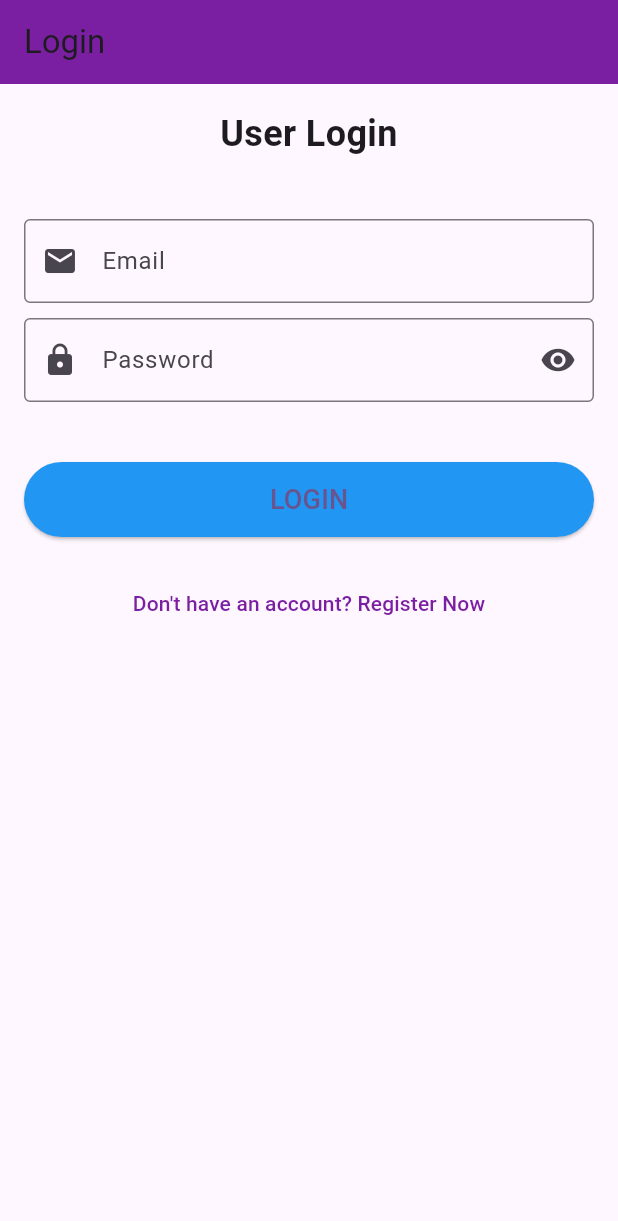
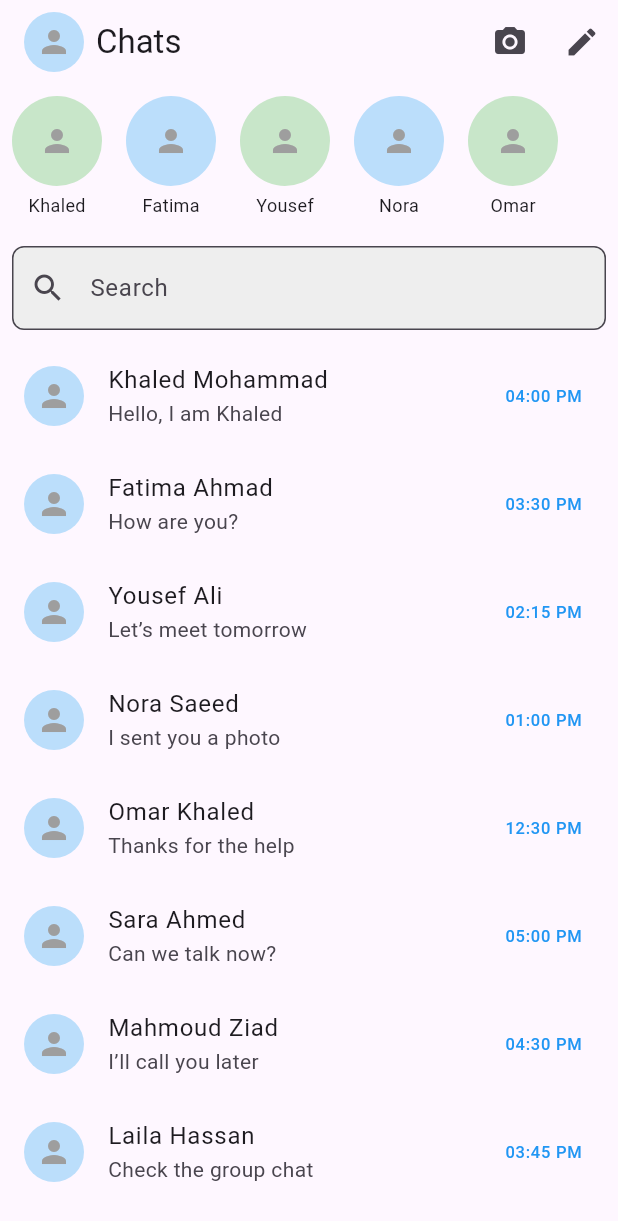
Before and after one commit to ibrahimeltbakh/FlutterApp1, a Flutter app: the screen it shows after launch, on a phone screen of 412 x 824 dp. Shown: the top 1221 px of the screen. Run offline on Flutter 3.47's test engine with Material 3 defaults, Android fonts, the phone set to English and light mode, and no system bars.

Commit message:
fluter day6 lab

```diff
--- a/lib/main.dart
+++ b/lib/main.dart
@@ -1,5 +1,6 @@
-import 'package:app1/login_screen.dart';
+import 'package:app1/messanger/ChatListPage.dart.dart';
 import 'package:flutter/material.dart';
+// import 'package:app1/login_screen.dart';
 // import 'package:app1/home_screen.dart';
 
 void main() {
@@ -33,7 +34,7 @@ class MyApp extends StatelessWidget {
         colorScheme: ColorScheme.fromSeed(seedColor: Colors.deepPurple),
       ),
       debugShowCheckedModeBanner: false,
-      home: const LoginScreen(),
+      home: ChatListPage(),
     );
   }
 }
--- /dev/null
+++ b/lib/messanger/ChatListPage.dart.dart
@@ -0,0 +1,123 @@
+// lib/messanger/ChatListPage.dart
+import 'package:flutter/material.dart';
+import 'ChatListWidget.dart';
+import 'chat_model.dart';
+
+// Define the Story data model
+class Story {
+  final String name;
+  final bool hasStory;
+
+  Story({required this.name, this.hasStory = false});
+}
+
+class ChatListPage extends StatelessWidget {
+  // Story data
+  final List<Story> stories = [
+    Story(name: 'Khaled', hasStory: true),
+    Story(name: 'Fatima', hasStory: false),
+    Story(name: 'Yousef', hasStory: true),
+    Story(name: 'Nora', hasStory: false),
+    Story(name: 'Omar', hasStory: true),
+  ];
+
+  // Chat data
+  final List<Chat> chats = [
+    Chat(
+      name: 'Khaled Mohammad',
+      status: 'Hello, I am Khaled',
+      time: '04:00 PM',
+    ),
+    Chat(name: 'Fatima Ahmad', status: 'How are you?', time: '03:30 PM'),
+    Chat(name: 'Yousef Ali', status: 'Let’s meet tomorrow', time: '02:15 PM'),
+    Chat(name: 'Nora Saeed', status: 'I sent you a photo', time: '01:00 PM'),
+    Chat(name: 'Omar Khaled', status: 'Thanks for the help', time: '12:30 PM'),
+    Chat(name: 'Sara Ahmed', status: 'Can we talk now?', time: '05:00 PM'),
+    Chat(name: 'Mahmoud Ziad', status: 'I’ll call you later', time: '04:30 PM'),
+    Chat(
+      name: 'Laila Hassan',
+      status: 'Check the group chat',
+      time: '03:45 PM',
+    ),
+  ];
+
+  @override
+  Widget build(BuildContext context) {
+    return Scaffold(
+      appBar: AppBar(
+        title: Row(
+          children: [
+            CircleAvatar(
+              backgroundColor: Colors.blue[100],
+              child: Icon(Icons.person, color: Colors.grey),
+            ),
+            SizedBox(width: 8),
+            Text('Chats'),
+          ],
+        ),
+        actions: [
+          IconButton(
+            icon: Icon(Icons.camera_alt),
+            onPressed: () {
+              // Handle camera action
+            },
+          ),
+          IconButton(
+            icon: Icon(Icons.edit),
+            onPressed: () {
+              // Handle edit action
+            },
+          ),
+        ],
+      ),
+      body: Column(
+        children: [
+          // Stories row
+          Container(
+            height: 100,
+            child: ListView.builder(
+              scrollDirection: Axis.horizontal,
+              itemCount: stories.length,
+              itemBuilder: (context, index) {
+                return Padding(
+                  padding: const EdgeInsets.all(8.0),
+                  child: Column(
+                    children: [
+                      CircleAvatar(
+                        radius: 30,
+                        backgroundColor:
+                            stories[index].hasStory
+                                ? Colors.green[100]
+                                : Colors.blue[100],
+                        child: Icon(Icons.person, color: Colors.grey),
+                      ),
+                      SizedBox(height: 4),
+                      Text(stories[index].name, style: TextStyle(fontSize: 12)),
+                    ],
+                  ),
+                );
+              },
+            ),
+          ),
+          // Search bar
+          Padding(
+            padding: const EdgeInsets.all(8.0),
+            child: TextField(
+              decoration: InputDecoration(
+                hintText: 'Search',
+                prefixIcon: Icon(Icons.search),
+                border: OutlineInputBorder(
+                  borderRadius: BorderRadius.circular(8),
+                ),
+                filled: true,
+                fillColor: Colors.grey[200],
+              ),
+            ),
+          ),
+          // Chat list
+          ChatListWidget(chats: chats),
+        ],
+      ),
+    );
+  }
+}
--- /dev/null
+++ b/lib/messanger/ChatListWidget.dart
@@ -0,0 +1,35 @@
+import 'package:flutter/material.dart';
+import 'chat_model.dart';
+
+// Reusable widget for displaying the chat list
+class ChatListWidget extends StatelessWidget {
+  final List<Chat> chats;
+
+  const ChatListWidget({Key? key, required this.chats}) : super(key: key);
+
+  @override
+  Widget build(BuildContext context) {
+    return Expanded(
+      child: ListView.builder(
+        itemCount: chats.length,
+        itemBuilder: (context, index) {
+          return ListTile(
+            leading: CircleAvatar(
+              backgroundColor: Colors.blue[100],
+              child: Icon(Icons.person, color: Colors.grey),
+            ),
+            title: Text(chats[index].name),
+            subtitle: Text(chats[index].status),
+            trailing: Text(
+              chats[index].time,
+              style: TextStyle(color: Colors.blue),
+            ),
+            onTap: () {
+              //navigation to chat detail page
+            },
+          );
+        },
+      ),
+    );
+  }
+}
--- /dev/null
+++ b/lib/messanger/chat_model.dart
@@ -0,0 +1,7 @@
+class Chat {
+  final String name;
+  final String status;
+  final String time;
+
+  Chat({required this.name, required this.status, required this.time});
+}
```
